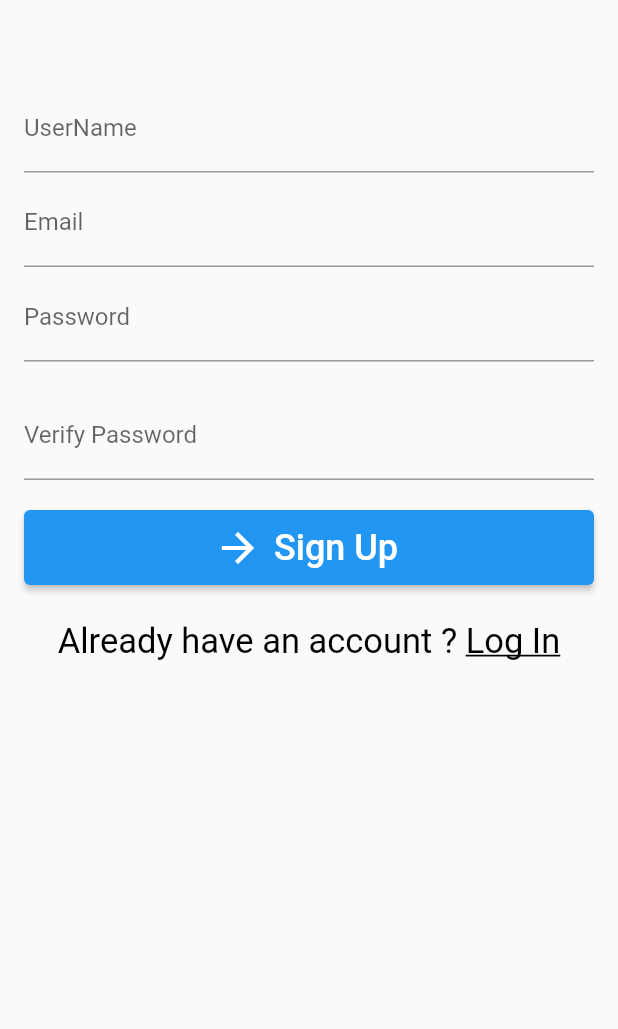
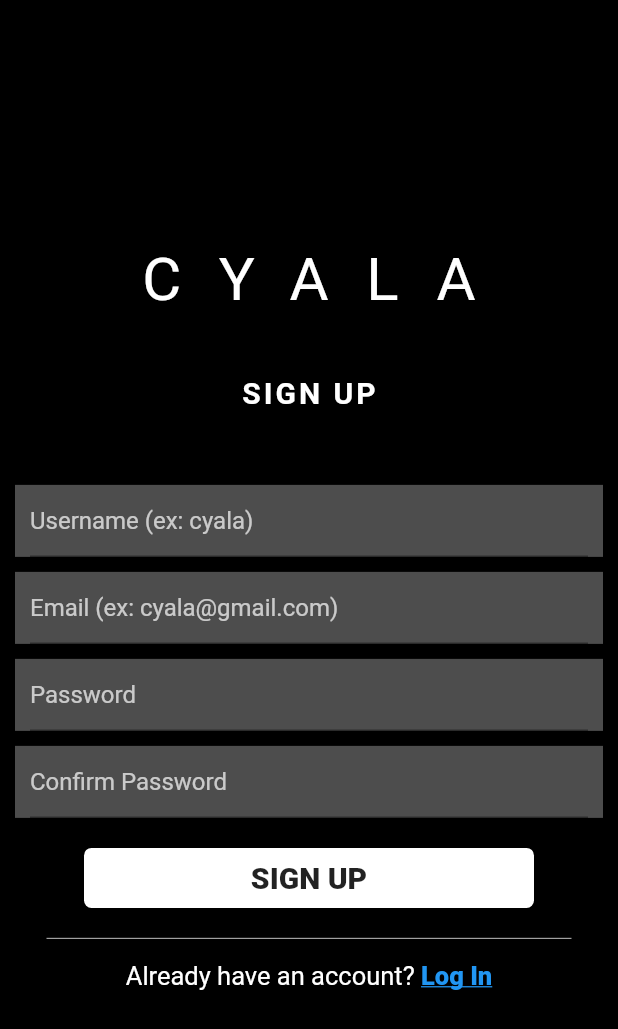
Before and after one commit to semandreis/project_link, a Flutter app: the SignUpPage screen opened directly with empty values, on a phone screen of 412 x 824 dp. Shown: the top 1029 px of the screen. Run offline on Flutter 3.47's test engine with Material 2 defaults, Android fonts, the phone set to English and light mode, and no system bars; our stand-ins replace cloud_firestore, email_validator, firebase_auth, firebase_core; accounts and stored records are empty; network calls fail.

```diff
--- a/lib/user_authentication/signup_page.dart
+++ b/lib/user_authentication/signup_page.dart
@@ -35,68 +35,132 @@ class _SignUpPageState extends State<SignUpPage> {
   }
 
   @override
-  Widget build(BuildContext context) => SingleChildScrollView(
-        padding: const EdgeInsets.all(16),
-        child: Form(
+  Widget build(BuildContext context) => Scaffold(
+
+        backgroundColor: Colors.black,
+        body: Form(
           key: formKey,
+          child: Padding(
+            padding: const EdgeInsets.only(left: 10, right: 10),
             child: Column(
               mainAxisAlignment: MainAxisAlignment.center,
               children: [
+                Text('CYALA', style: TextStyle(color: Colors.white, fontSize: 40, letterSpacing: 25, fontWeight: FontWeight.w400),),
+                SizedBox(height: 40,),
+                Text('SIGN UP', style: TextStyle(color: Colors.white, fontSize: 20, letterSpacing: 2, fontWeight: FontWeight.w700),),
+                SizedBox(height: 10,),
                 const SizedBox(height: 40),
-              TextField(
+                Container(
+                  decoration: BoxDecoration(
+                    borderRadius: BorderRadius.all(Radius.circular(0)),
+                    color: Colors.white30,
+                  ),
+                  child: Padding(
+                    padding: const EdgeInsets.only(left: 10,right: 10),
+                    child: TextField(
+                      style: TextStyle(color: Colors.white),
+
                       controller: userNameController,
                         cursorColor: Colors.white,
                         textInputAction: TextInputAction.next,
-                  decoration: const InputDecoration(labelText: 'UserName'),
+                        decoration: const InputDecoration(hintText: 'Username (ex: cyala)', hintStyle: TextStyle(color: Colors.white70), focusedBorder: UnderlineInputBorder(borderSide: BorderSide(color: Colors.white)),),
+
         ),
-              const SizedBox(height: 4),
-              TextFormField(
+                  ),
+                ),
+                const SizedBox(height: 10),
+                Container(
+                  decoration: BoxDecoration(
+                    borderRadius: BorderRadius.all(Radius.circular(0)),
+                    color: Colors.white30,
+                  ),
+                  child: Padding(
+                    padding: const EdgeInsets.only(left: 10,right: 10),
+                    child: TextFormField(
+                        style: TextStyle(color: Colors.white),
+
                         controller: emailController,
                         cursorColor: Colors.white,
                         textInputAction: TextInputAction.next,
-                  decoration: const InputDecoration(labelText: 'Email'),
+                        decoration: const InputDecoration(hintText: 'Email (ex: cyala@gmail.com)', hintStyle: TextStyle(color: Colors.white70), focusedBorder: UnderlineInputBorder(borderSide: BorderSide(color: Colors.white)),),
               autovalidateMode: AutovalidateMode.onUserInteraction,
                         validator: (email) =>
                             email != null && !EmailValidator.validate(email)
                                 ? 'Enter valid email'
                                 : null),
-              const SizedBox(height: 4),
-              TextFormField(
+                  ),
+                ),
+                const SizedBox(height: 10),
+                Container(
+                  decoration: BoxDecoration(
+                  borderRadius: BorderRadius.all(Radius.circular(0)),
+                  color: Colors.white30,
+                ),
+                  child: Padding(
+                    padding: const EdgeInsets.only(left: 10,right: 10),
+                    child: TextFormField(
+                        style: TextStyle(color: Colors.white),
+
                         controller: passwordController,
                         textInputAction: TextInputAction.done,
-                  decoration: const InputDecoration(labelText: 'Password'),
+
+                        decoration: const InputDecoration(hintText: 'Password', hintStyle: TextStyle(color: Colors.white70), focusedBorder: UnderlineInputBorder(borderSide: BorderSide(color: Colors.white)),),
                         obscureText: true,
                         autovalidateMode: AutovalidateMode.onUserInteraction,
                         validator: (value) => value != null && value.length < 6
                             ? 'Enter min. 6 Characters'
                             : null),
-              const SizedBox(height: 20),
-              TextFormField(
+                  ),
+                ),
+                const SizedBox(height: 10),
+                Container(
+                  decoration: BoxDecoration(
+                    borderRadius: BorderRadius.all(Radius.circular(0)),
+                    color: Colors.white30,
+                  ),
+                  child: Padding(
+                    padding: const EdgeInsets.only(left: 10,right: 10),
+                    child: TextFormField(
+                        style: TextStyle(color: Colors.white),
+
                         controller: confirmPasswordController,
                         textInputAction: TextInputAction.done,
-                  decoration: const InputDecoration(labelText: 'Verify Password'),
+
+                        decoration: const InputDecoration(hintText: 'Confirm Password', hintStyle: TextStyle(color: Colors.white70), focusedBorder: UnderlineInputBorder(borderSide: BorderSide(color: Colors.white)),),
                         obscureText: true,
                         autovalidateMode: AutovalidateMode.onUserInteraction,
                         validator: (value) => value != null && value != passwordController.text
                             ? 'Password not matching'
                             : null),
+                  ),
+                ),
                 const SizedBox(height: 20),
-              ElevatedButton.icon(
-                style: ElevatedButton.styleFrom(
-                  minimumSize: const Size.fromHeight(50),
+                GestureDetector(
+                  onTap: signUp,
+                  child: Container(
+                    decoration: BoxDecoration(
+                      color: Colors.white,
+                      borderRadius: BorderRadius.all(Radius.circular(5))
                     ),
-                icon: const Icon(Icons.arrow_forward, size: 32),
-                label: const Text(
-                  'Sign Up',
-                  style: TextStyle(fontSize: 24),
+                    height: 40,
+                    width: 300,
+
+                    child: Center(child: Text('SIGN UP',style: TextStyle(fontWeight: FontWeight.w800, fontSize: 20),)),
+
                   ),
-                onPressed: signUp,
                 ),
-              SizedBox(height: 24),
+                SizedBox(height: 20),
+                Container(
+                  height: 0.5,
+                  width: 350,
+                  color: Colors.white,
+                ),
+                SizedBox(height: 15),
+
                 RichText(
                   text: TextSpan(
-                  style: TextStyle(color: Colors.black, fontSize: 23),
-                  text: 'Already have an account ? ',
+                    style: TextStyle(color: Colors.white, fontSize: 17),
+                    text: 'Already have an account? ',
                     children: [
                       TextSpan(
                         recognizer: TapGestureRecognizer()
@@ -104,12 +168,13 @@ class _SignUpPageState extends State<SignUpPage> {
                         text: 'Log In',
                         style: TextStyle(
                             decoration: TextDecoration.underline,
-                          color: Colors.black),
+                            color: Colors.blue, fontWeight: FontWeight.w900),
                       ),
                     ],
                   ),
                 )
               ],
+            ),
           ),
         ),
       );
```
Also changed, not shown: lib/user_authentication/login_page.dart (+66 -22 lines). Lines whose indentation alone changed are shown as unchanged.
